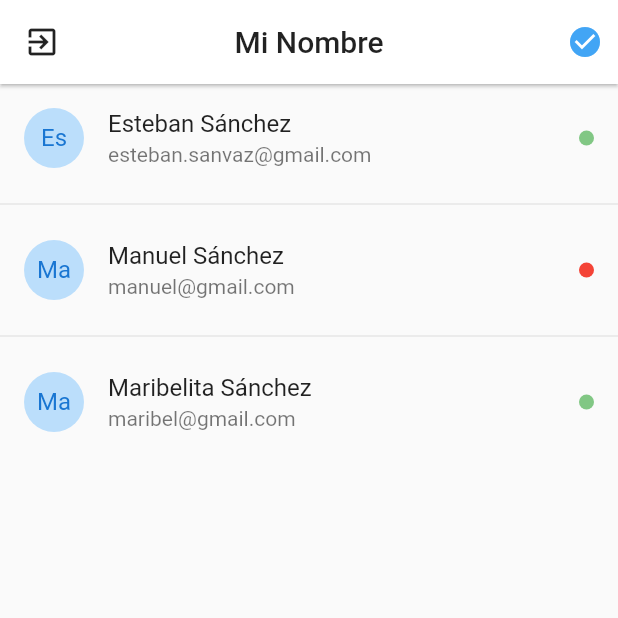
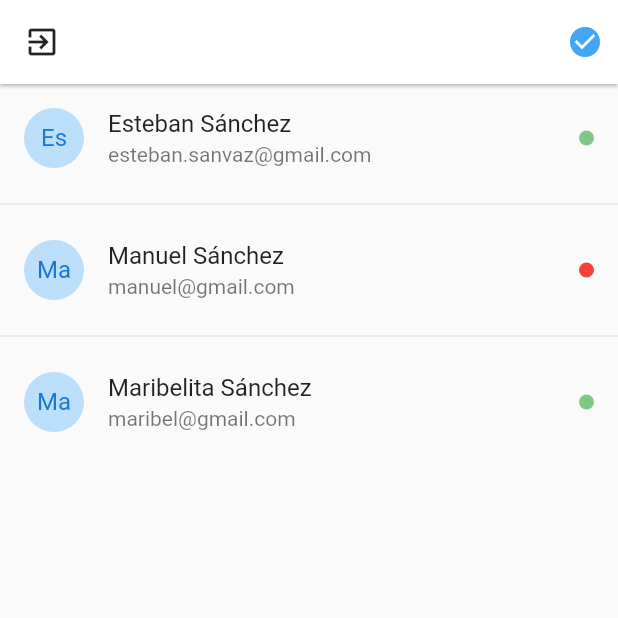
Before and after one commit to esanchezvz/realtime-chat, a Flutter app: the UsersPage screen opened by its route, on a phone screen of 412 x 824 dp, the top half of it. Run offline on Flutter 3.47's test engine with Material 2 defaults, Android fonts, the phone set to English and light mode, and no system bars; drawn by our look-alikes of pull_to_refresh; our stand-ins replace flutter_secure_storage; accounts and stored records are empty; network calls fail.

Commit message:
logout + username

```diff
--- a/lib/pages/users_page.dart
+++ b/lib/pages/users_page.dart
@@ -1,7 +1,9 @@
 import 'package:flutter/material.dart';
+import 'package:provider/provider.dart';
 import 'package:pull_to_refresh/pull_to_refresh.dart';
 
 import 'package:real_time_chat/models/user.dart';
+import 'package:real_time_chat/services/auth.service.dart';
 
 class UsersPage extends StatefulWidget {
   @override
@@ -40,10 +42,12 @@ class _UsersPageState extends State<UsersPage> {
 
   @override
   Widget build(BuildContext context) {
+    final _authService = Provider.of<AuthService>(context);
+
     return Scaffold(
       appBar: AppBar(
         title: Text(
-          'Mi Nombre',
+          '${_authService.user.name}',
           style: TextStyle(
             color: Colors.black87,
           ),
@@ -57,7 +61,11 @@ class _UsersPageState extends State<UsersPage> {
             Icons.exit_to_app,
             color: Colors.black87,
           ),
-          onPressed: () {},
+          onPressed: () {
+            // TODO disconnect socket server
+            AuthService.deleteToken();
+            Navigator.pushReplacementNamed(context, 'login');
+          },
         ),
         actions: [
           Container(
```
